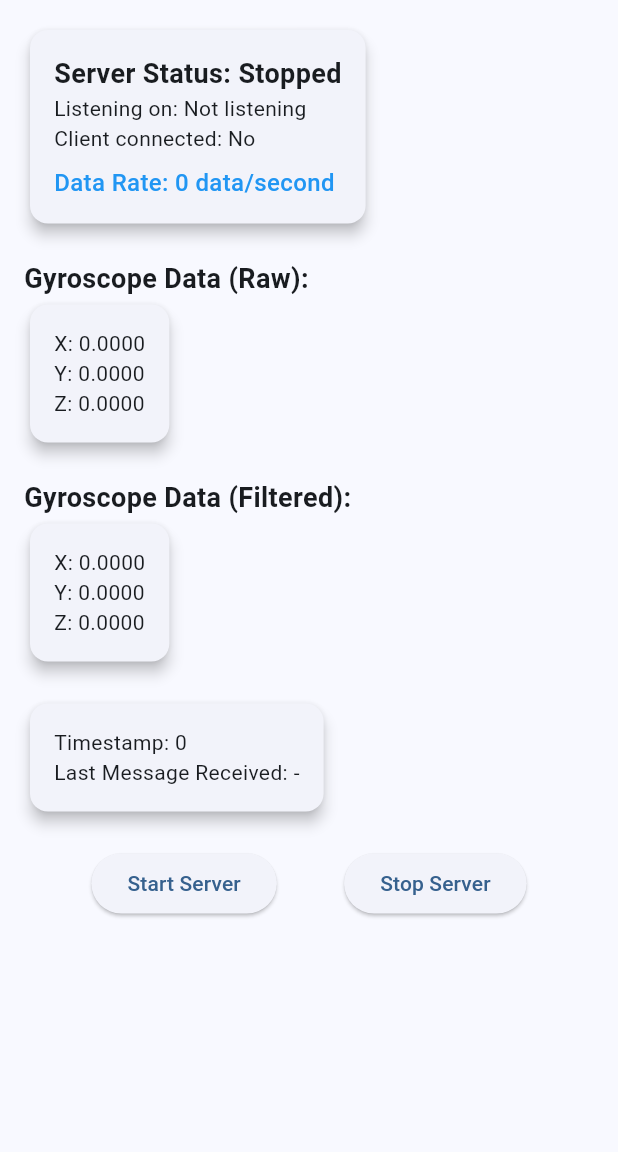
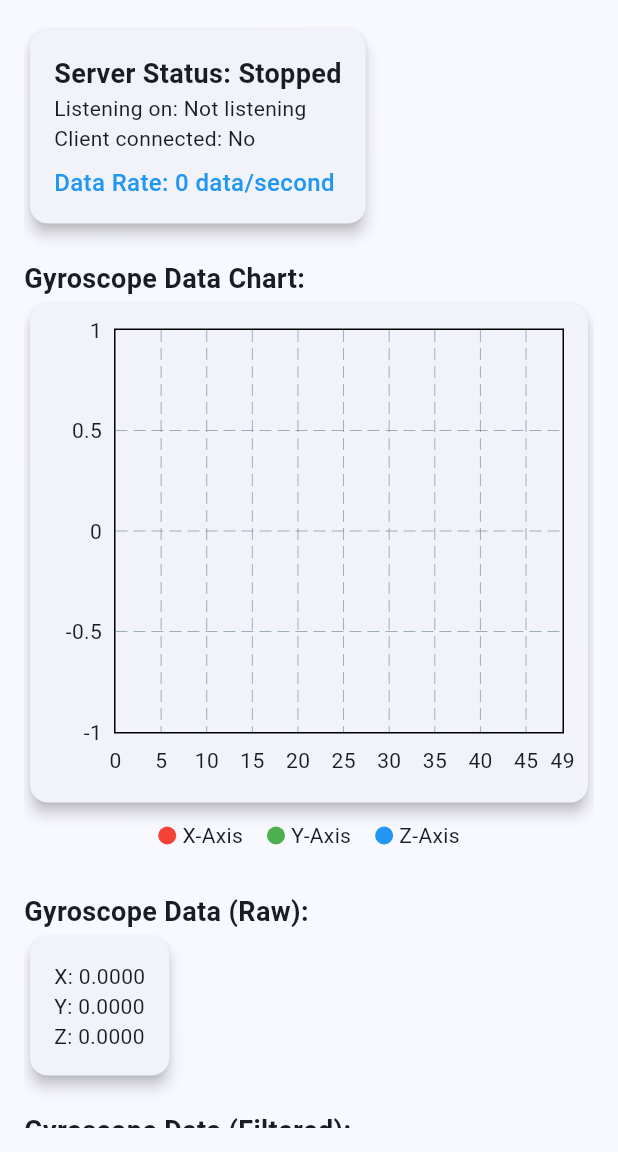
Before and after one commit to Muhamadridhoalisya/simulasi_flutter_gyroskop_with_filter, a Flutter app: the screen it shows after launch, on a phone screen of 412 x 824 dp, the part 84-1236 px from its top. Run offline on Flutter 3.47's test engine with Material 3 defaults, Android fonts, the phone set to English and light mode, and no system bars; drawn by our look-alikes of fl_chart.

Commit message:
v1.1 menambah 1 grafik

```diff
--- a/lib/homepage.dart
+++ b/lib/homepage.dart
@@ -1,5 +1,6 @@
 import 'package:flutter/material.dart';
 import 'package:provider/provider.dart';
+import 'package:fl_chart/fl_chart.dart';
 import 'websocket_service.dart';
 
 class MyHomePage extends StatefulWidget {
@@ -12,17 +13,58 @@ class MyHomePage extends StatefulWidget {
 }
 
 class _MyHomePageState extends State<MyHomePage> {
+  // List untuk menyimpan history data gyroscope
+  List<List<FlSpot>> gyroData = [[], [], []]; // x, y, z
+  final int maxDataPoints = 50; // Jumlah maksimum data yang ditampilkan
+
   @override
   void initState() {
     super.initState();
     // Memulai server WebSocket saat aplikasi dijalankan
+    WidgetsBinding.instance.addPostFrameCallback((_) {
+      if (mounted) {
         Provider.of<WebSocketService>(context, listen: false).startServer();
+        final service = Provider.of<WebSocketService>(context, listen: false);
+        service.addListener(() {
+          updateChartData(service);
+        });
+      }
+    });
+  }
+
+  void updateChartData(WebSocketService service) {
+    // Hanya update chart jika widget masih mounted
+    if (!mounted) return;
+
+    setState(() {
+      // Mendapatkan timestamp yang diskalakan sebagai sumbu x (menggunakan index saja untuk kesederhanaan)
+      final now = gyroData[0].length.toDouble();
+
+      // Menambahkan data baru
+      gyroData[0].add(FlSpot(now, service.filteredGyroX));
+      gyroData[1].add(FlSpot(now, service.filteredGyroY));
+      gyroData[2].add(FlSpot(now, service.filteredGyroZ));
+
+      // Membuang data lama jika melebihi batas maksimum
+      if (gyroData[0].length > maxDataPoints) {
+        for (int i = 0; i < 3; i++) {
+          gyroData[i].removeAt(0);
+
+          // Menggeser semua x value agar dimulai dari 0
+          for (int j = 0; j < gyroData[i].length; j++) {
+            gyroData[i][j] = FlSpot(j.toDouble(), gyroData[i][j].y);
+          }
+        }
+      }
+    });
   }
 
   @override
   void dispose() {
     // Menutup server WebSocket saat aplikasi ditutup
+    if (mounted) {
       Provider.of<WebSocketService>(context, listen: false).stopServer();
+    }
     super.dispose();
   }
 
@@ -37,6 +79,7 @@ class _MyHomePageState extends State<MyHomePage> {
         builder: (context, service, child) {
           return Padding(
             padding: const EdgeInsets.all(16.0),
+            child: SingleChildScrollView(
               child: Column(
                 crossAxisAlignment: CrossAxisAlignment.start,
                 children: <Widget>[
@@ -58,6 +101,91 @@ class _MyHomePageState extends State<MyHomePage> {
                       ),
                     ),
                   ),
+                  const SizedBox(height: 20),
+
+                  // Grafik Line Chart
+                  const Text('Gyroscope Data Chart:', style: TextStyle(fontSize: 18, fontWeight: FontWeight.bold)),
+                  Card(
+                    elevation: 4,
+                    child: Padding(
+                      padding: const EdgeInsets.all(16.0),
+                      child: SizedBox(
+                        height: 300,
+                        child: LineChart(
+                          LineChartData(
+                            gridData: const FlGridData(show: true),
+                            titlesData: const FlTitlesData(
+                              leftTitles: AxisTitles(
+                                sideTitles: SideTitles(
+                                  showTitles: true,
+                                  reservedSize: 40,
+                                ),
+                              ),
+                              bottomTitles: AxisTitles(
+                                sideTitles: SideTitles(
+                                  showTitles: true,
+                                  reservedSize: 30,
+                                ),
+                              ),
+                              topTitles: AxisTitles(
+                                sideTitles: SideTitles(showTitles: false),
+                              ),
+                              rightTitles: AxisTitles(
+                                sideTitles: SideTitles(showTitles: false),
+                              ),
+                            ),
+                            borderData: FlBorderData(show: true),
+                            minX: 0,
+                            maxX: (maxDataPoints - 1).toDouble(),
+                            minY: -1,
+                            maxY: 1,
+                            lineBarsData: [
+                              // X Gyro
+                              LineChartBarData(
+                                spots: gyroData[0],
+                                isCurved: true,
+                                color: Colors.red,
+                                barWidth: 2,
+                                dotData: const FlDotData(show: false),
+                              ),
+                              // Y Gyro
+                              LineChartBarData(
+                                spots: gyroData[1],
+                                isCurved: true,
+                                color: Colors.green,
+                                barWidth: 2,
+                                dotData: const FlDotData(show: false),
+                              ),
+                              // Z Gyro
+                              LineChartBarData(
+                                spots: gyroData[2],
+                                isCurved: true,
+                                color: Colors.blue,
+                                barWidth: 2,
+                                dotData: const FlDotData(show: false),
+                              ),
+                            ],
+                          ),
+                        ),
+                      ),
+                    ),
+                  ),
+
+                  // Legenda untuk grafik
+                  Padding(
+                    padding: const EdgeInsets.symmetric(vertical: 8.0),
+                    child: Row(
+                      mainAxisAlignment: MainAxisAlignment.center,
+                      children: [
+                        _buildLegendItem('X-Axis', Colors.red),
+                        const SizedBox(width: 16),
+                        _buildLegendItem('Y-Axis', Colors.green),
+                        const SizedBox(width: 16),
+                        _buildLegendItem('Z-Axis', Colors.blue),
+                      ],
+                    ),
+                  ),
+
                   const SizedBox(height: 20),
                   const Text('Gyroscope Data (Raw):', style: TextStyle(fontSize: 18, fontWeight: FontWeight.bold)),
                   Card(
@@ -128,9 +256,27 @@ class _MyHomePageState extends State<MyHomePage> {
                   ),
                 ],
               ),
+            ),
           );
         },
       ),
     );
   }
+
+  Widget _buildLegendItem(String label, Color color) {
+    return Row(
+      children: [
+        Container(
+          width: 12,
+          height: 12,
+          decoration: BoxDecoration(
+            color: color,
+            shape: BoxShape.circle,
+          ),
+        ),
+        const SizedBox(width: 4),
+        Text(label),
+      ],
+    );
   }
+}
--- a/lib/websocket_service.dart
+++ b/lib/websocket_service.dart
@@ -1,11 +1,11 @@
-// ignore_for_file: unused_import
+// websocket_service.dart
 
 import 'dart:async';
 import 'dart:io';
 // import 'dart:typed_data';
 import 'package:flutter/foundation.dart';
 // import 'package:flutter/material.dart';
-import 'dart:convert';
+// import 'dart:convert';
 
 class WebSocketService extends ChangeNotifier {
   HttpServer? _server;
--- a/pubspec.yaml
+++ b/pubspec.yaml
@@ -37,7 +37,7 @@ dependencies:
   cupertino_icons: ^1.0.8
   provider: ^6.1.4
   web_socket_channel: ^3.0.2
-  fl_chart: ^0.70.2
+  fl_chart: ^0.65.0
   intl: ^0.20.2
   window_size: ^0.1.0
 
```
Also changed, not shown: pubspec.lock. Lines whose indentation alone changed are shown as unchanged.
